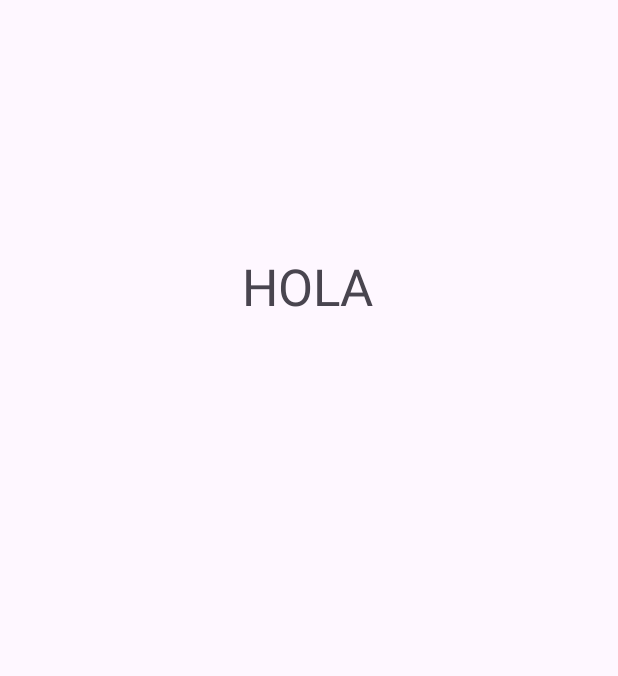
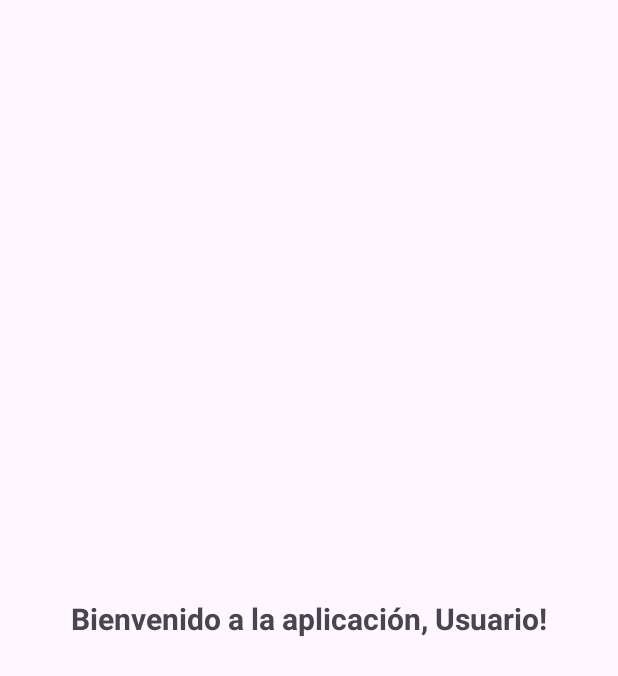
Before and after one commit to TassiMarcelo/appmobile, an Android app: the MainActivity2 screen opened directly, with no data from a screen before it, on a phone screen of 412 x 824 dp. Before the commit the part shown is almost empty. Shown: the top 676 px of the screen. Run offline under Robolectric (Android 15) with nearby library versions, the phone set to English and light mode, and no system bars.

Commit message:
al iniciar sesion correctamente se desplaza a la otra vista el cual dirá bienvenido a la aplicacion y el nombre del usuario

```diff
--- a/app/src/main/java/com/example/myapplication/MainActivity.kt
+++ b/app/src/main/java/com/example/myapplication/MainActivity.kt
@@ -48,13 +48,12 @@ class MainActivity : AppCompatActivity() {
             // Validación combinada (sin especificar qué está mal)
             if (savedName == inputName && savedPassword == inputPassword) {
                 Toast.makeText(this, "¡Bienvenido, $inputName!", Toast.LENGTH_SHORT).show()
-                // Redirigir a pantalla principal aquí
 
-                // Redirigir a MainActivity2 después del mensaje
-                val intent = Intent(this, MainActivity2::class.java)
+                val intent = Intent(this, MainActivity2::class.java).apply {
+                    putExtra("USERNAME", inputName) // Envía el nombre a MainActivity2
+                }
                 startActivity(intent)
-                finish() // Opcional: cierra la actividad actual para que no se pueda volver atrás con el botón "back"
-
+                finish()
             } else {
                 Toast.makeText(this, "Nombre o contraseña incorrectos", Toast.LENGTH_SHORT).show()
                 // Limpiar campos opcional:
--- a/app/src/main/java/com/example/myapplication/MainActivity2.kt
+++ b/app/src/main/java/com/example/myapplication/MainActivity2.kt
@@ -1,6 +1,7 @@
 package com.example.myapplication
 
 import android.os.Bundle
+import android.widget.TextView
 import androidx.activity.enableEdgeToEdge
 import androidx.appcompat.app.AppCompatActivity
 import androidx.core.view.ViewCompat
@@ -16,5 +17,12 @@ class MainActivity2 : AppCompatActivity() {
             v.setPadding(systemBars.left, systemBars.top, systemBars.right, systemBars.bottom)
             insets
         }
+
+        // 1. Obtener el nombre enviado desde MainActivity
+        val username = intent.getStringExtra("USERNAME") ?: "Usuario"
+
+        // 2. Mostrar el mensaje de bienvenida
+        val welcomeText = findViewById<TextView>(R.id.textView2) // Asegúrate de crear este TextView en tu XML
+        welcomeText.text = "Bienvenido a la aplicación, $username!"
     }
-}
+    }
--- a/app/src/main/res/layout/activity_main2.xml
+++ b/app/src/main/res/layout/activity_main2.xml
@@ -9,12 +9,12 @@
 
     <TextView
         android:id="@+id/textView2"
-        android:layout_width="89dp"
-        android:layout_height="45dp"
-        android:layout_marginTop="168dp"
-        android:text="HOLA"
-        android:textSize="34sp"
-        app:layout_constraintEnd_toEndOf="parent"
-        app:layout_constraintStart_toStartOf="parent"
+        android:layout_width="wrap_content"
+        android:layout_height="wrap_content"
+        android:textSize="20sp"
+        android:textStyle="bold"
+        app:layout_constraintBottom_toBottomOf="parent"
+        app:layout_constraintLeft_toLeftOf="parent"
+        app:layout_constraintRight_toRightOf="parent"
         app:layout_constraintTop_toTopOf="parent" />
 </androidx.constraintlayout.widget.ConstraintLayout>
```
